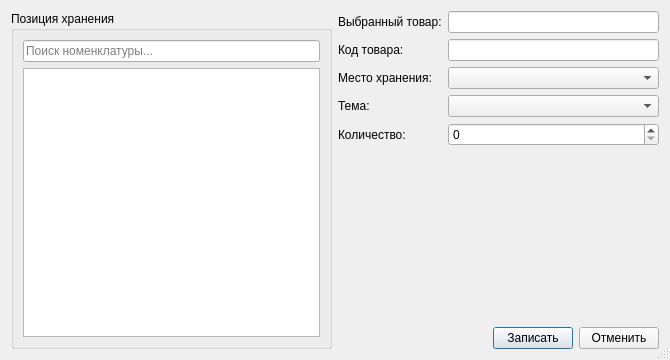
The window that stockdatadialog.ui (igrekus/depot) describes before a commit, drawn with Qt 5.
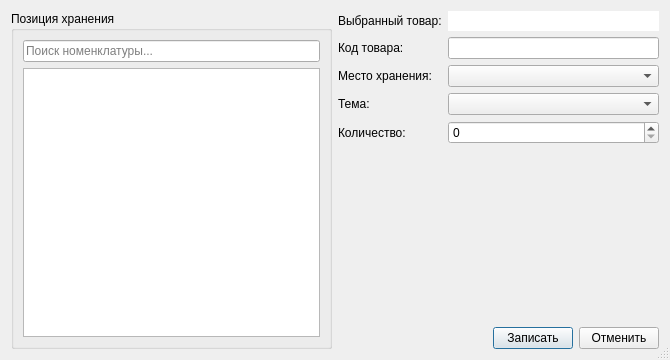
The same window after the commit.

Patch:
```diff
--- a/stockdatadialog.ui
+++ b/stockdatadialog.ui
@@ -80,6 +80,9 @@
            <property name="enabled">
             <bool>true</bool>
            </property>
+           <property name="frame">
+            <bool>false</bool>
+           </property>
            <property name="readOnly">
             <bool>true</bool>
            </property>
```
